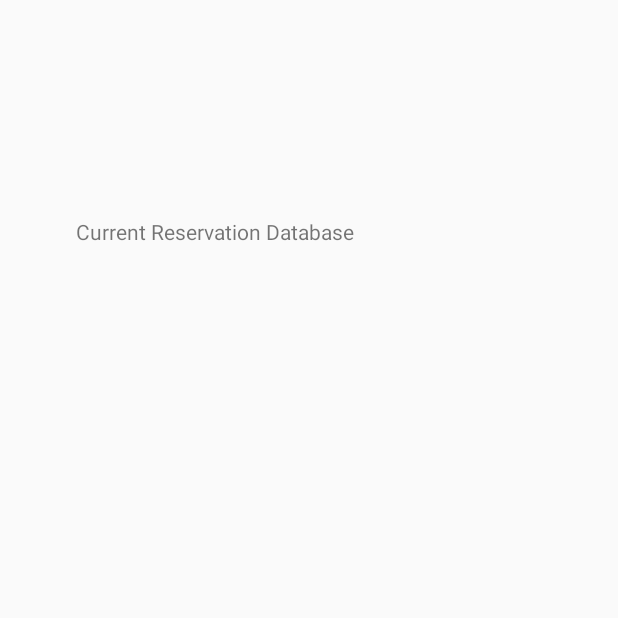
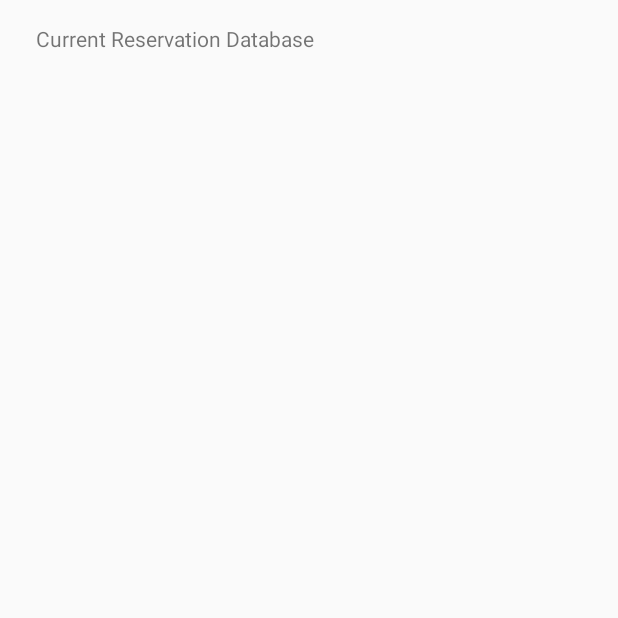
Before and after one commit to mpho001/HostMe, an Android app: the currentReservation screen opened directly, with no data from a screen before it, on a phone screen of 412 x 824 dp, the top half of it. Run offline under Robolectric (Android 15) with nearby library versions, the phone set to English and light mode, and no system bars.

Commit message:
current reservation database

```diff
--- a/app/src/main/res/layout/activity_current_reservation.xml
+++ b/app/src/main/res/layout/activity_current_reservation.xml
@@ -11,12 +11,14 @@
         android:layout_width="wrap_content"
         android:layout_height="wrap_content"
         android:layout_marginBottom="532dp"
-        android:layout_marginEnd="149dp"
+        android:layout_marginEnd="278dp"
         android:layout_marginStart="24dp"
         android:layout_marginTop="16dp"
         android:text="Current Reservation Database"
         app:layout_constraintBottom_toBottomOf="parent"
         app:layout_constraintEnd_toEndOf="parent"
+        app:layout_constraintHorizontal_bias="0.0"
         app:layout_constraintStart_toStartOf="parent"
-        app:layout_constraintTop_toTopOf="parent" />
+        app:layout_constraintTop_toTopOf="parent"
+        app:layout_constraintVertical_bias="0.0" />
 </android.support.constraint.ConstraintLayout>
```
